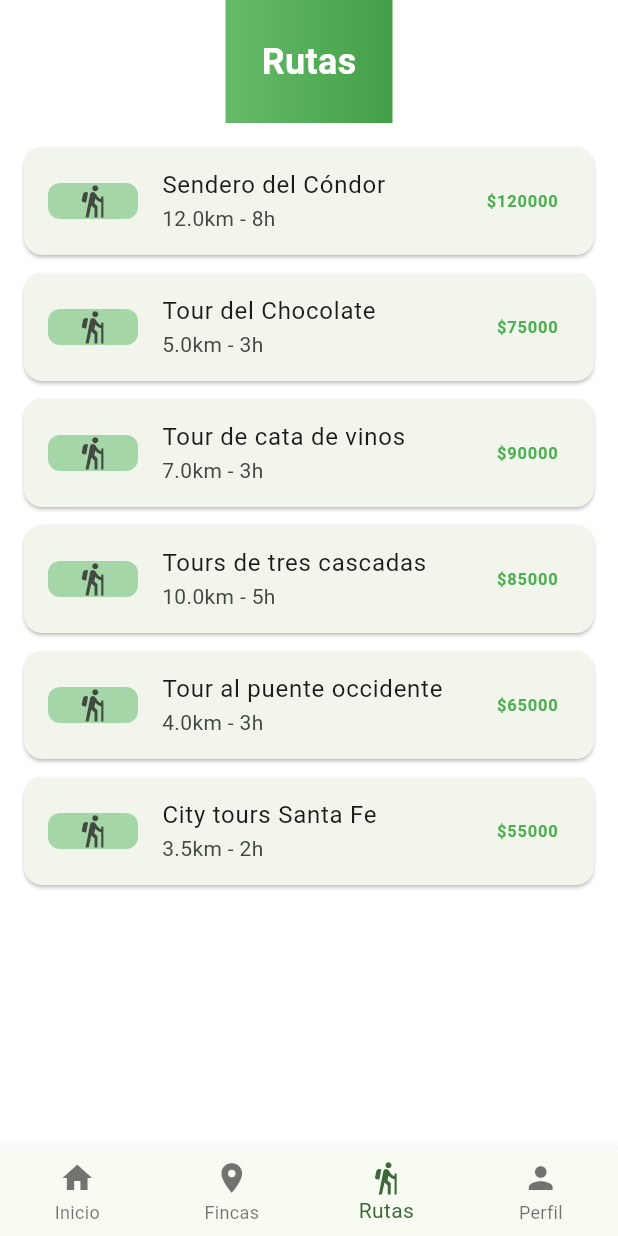
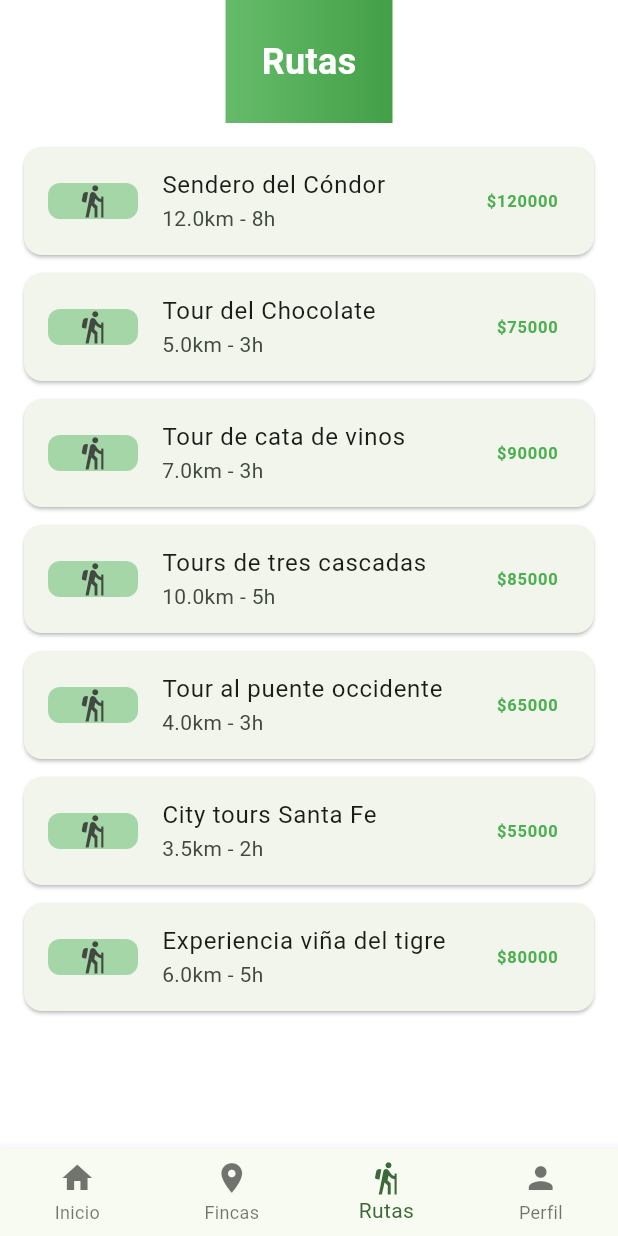
Before and after one commit to achury2000/version-2-app-occi, a Flutter app: the HomeScreen screen opened by its route, item 3 of the bottom bar chosen, on a phone screen of 412 x 824 dp. Run offline on Flutter 3.47's test engine with Material 3 defaults, Android fonts, the light colour scheme and no system bars; our stand-ins replace dio, go_router, shared_preferences; accounts and stored records are empty; network calls fail.

Commit message:
feat: agregar ruta 'Experiencia viña del tigre' con imágenes y descripción
- Agregada nueva ruta: Experiencia viña del tigre
- Dificultad: Fácil (2/5)
- Duración: 5 horas
- Precio: 80000 pesos
- Incluye: Rutas de café, cacao, uva, animales, senderos, cascadas, almuerzo
- Experiencia de vida campesina auténtica en la naturaleza
- Agregadas 6 imágenes de la granja y productos

```diff
--- a/lib/data/rutas_data.dart
+++ b/lib/data/rutas_data.dart
@@ -253,6 +253,54 @@ class RutasData {
       'requisitos': 'Ninguno, apto para todas las edades',
       'restricciones': 'Ninguna restricción especial',
     },
+    {
+      'id': 7,
+      'nombre': 'Experiencia viña del tigre',
+      'ubicacion': 'Occidente Antioqueño',
+      'descripcion':
+          'Viña del Tigre es un refugio en medio de la naturaleza, donde cada día se convierte en una experiencia auténtica de vida campesina. '
+          'Aquí te esperan rutas del café, el cacao y la uva; la magia de la granja con sus animales; '
+          'y la tranquilidad de un entorno natural que invita a respirar aire puro, caminar senderos, descubrir cascadas '
+          'y compartir momentos inolvidables en pareja, familia o con amigos.\n\n'
+          'Un lugar para desconectarte del ruido y reconectar con lo esencial.',
+      'duracion': 5.0, // en horas
+      'distancia': 6.0, // en km aprox
+      'precio': 80000, // por persona
+      'capacidad': 20,
+      'dificultad': 'Fácil',
+      'incluye': [
+        'Rutas guiadas del café, cacao y uva',
+        'Experiencia de vida en la granja',
+        'Interacción con animales',
+        'Senderos naturales',
+        'Cascadas y piscinas naturales',
+        'Almuerzo típico',
+        'Seguro de viajero',
+      ],
+      'imagen_principal': 'assets/rutas/experiencia_viña_tigre/principal.png',
+      'zonas_paso': [
+        'Recibimiento en la granja',
+        'Ruta del café - cultivo y proceso',
+        'Campos de cacao - recolección y transformación',
+        'Viñedos - uva de mesa y vino local',
+        'Senderos naturales con cascadas',
+        'Zona de animales y convivencia',
+        'Almuerzo campesino',
+        'Descanso y meditación natural',
+      ],
+      'mejor_epoca': 'Todo el año',
+      'equipo_necesario': [
+        'Ropa cómoda y ligera',
+        'Zapatos de senderismo',
+        'Protector solar y gafas de sol',
+        'Sombrero o gorra',
+        'Botella para agua reutilizable',
+        'Cámara fotográfica',
+        'Repelente de insectos',
+      ],
+      'requisitos': 'Ninguno, apto para todas las edades',
+      'restricciones': 'Ninguna restricción especial',
+    },
   ];
   static Map<String, dynamic>? getRutaById(int id) {
     try {
```
Also changed, not shown: assets/rutas/experiencia_viña_tigre/01_granja.png (added), assets/rutas/experiencia_viña_tigre/02_cafe.png (added), assets/rutas/experiencia_viña_tigre/03_cacao_uva.png (added), assets/rutas/experiencia_viña_tigre/04_recoleccion.png (added), assets/rutas/experiencia_viña_tigre/05_animales.png (added), assets/rutas/experiencia_viña_tigre/06_naturaleza.png (added), assets/rutas/experiencia_viña_tigre/principal.png (added).
